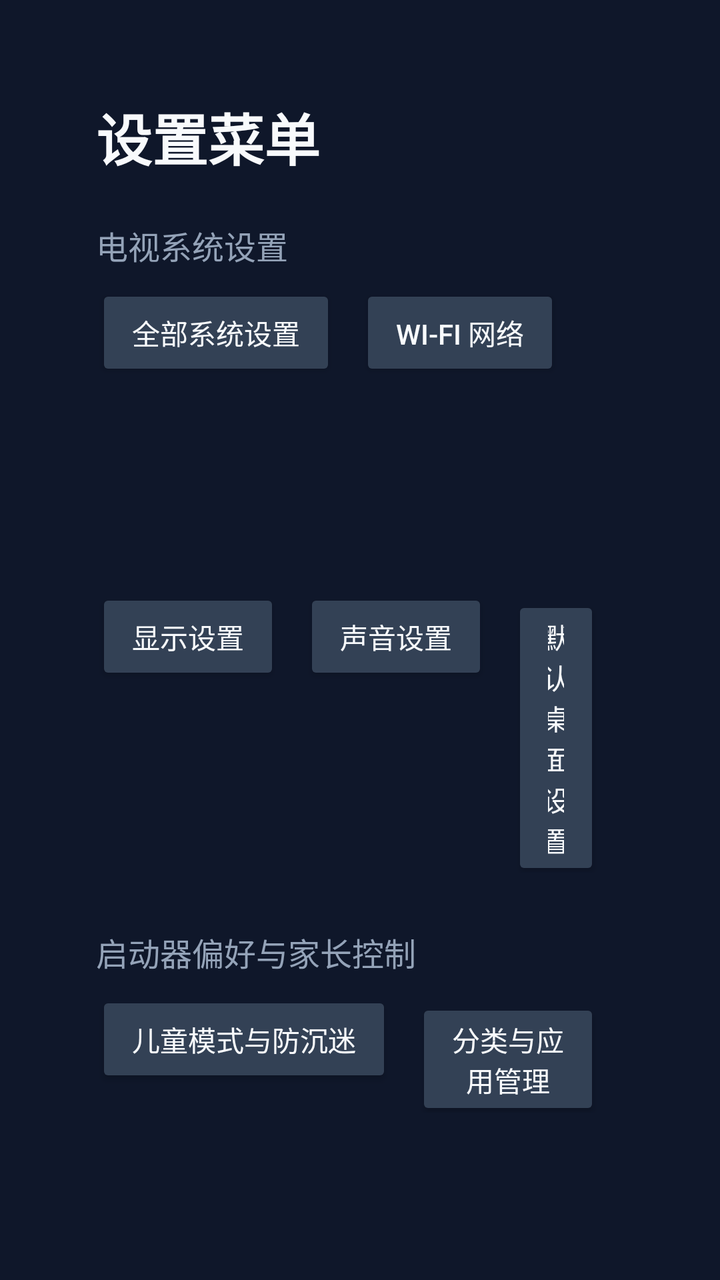
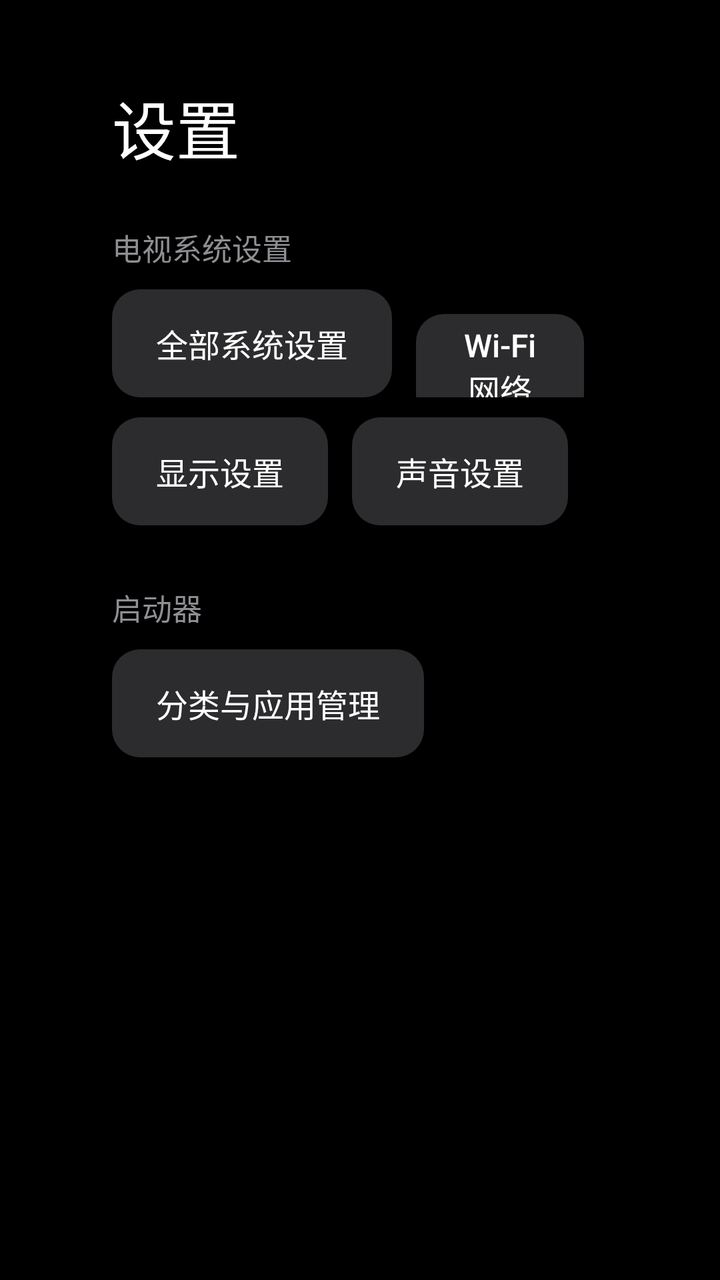

Two renders of the same Android screen: before a commit and after it. Below are the layout's source before the change and the commit's diff.
<!-- AndroidManifest.xml: activity theme Theme.OpenTVLauncher.Settings -->
<!-- res/layout/activity_settings.xml -->
<?xml version="1.0" encoding="utf-8"?>
<ScrollView xmlns:android="http://schemas.android.com/apk/res/android"
    android:layout_width="match_parent"
    android:layout_height="match_parent"
    android:background="@color/bg_root"
    android:padding="48dp">

    <LinearLayout
        android:layout_width="match_parent"
        android:layout_height="wrap_content"
        android:orientation="vertical">

        <TextView
            android:layout_width="wrap_content"
            android:layout_height="wrap_content"
            android:text="设置菜单"
            android:textColor="@color/text_primary"
            android:textSize="28sp"
            android:textStyle="bold" />

        
        <TextView
            android:layout_width="wrap_content"
            android:layout_height="wrap_content"
            android:layout_marginTop="22dp"
            android:text="电视系统设置"
            android:textColor="@color/text_secondary"
            android:textSize="16sp" />

        <LinearLayout
            android:layout_width="match_parent"
            android:layout_height="wrap_content"
            android:layout_marginTop="8dp"
            android:orientation="horizontal">

            <Button
                android:id="@+id/btn_system_settings"
                style="@style/SettingsButton"
                android:text="全部系统设置" />

            <Button
                android:id="@+id/btn_wifi"
                style="@style/SettingsButton"
                android:text="Wi-Fi 网络" />

            <Button
                android:id="@+id/btn_bluetooth"
                style="@style/SettingsButton"
                android:text="蓝牙与遥控器" />

            <Button
                android:id="@+id/btn_apps"
                style="@style/SettingsButton"
                android:text="应用管理" />

        </LinearLayout>

        <LinearLayout
            android:layout_width="match_parent"
            android:layout_height="wrap_content"
            android:layout_marginTop="10dp"
            android:orientation="horizontal">

            <Button
                android:id="@+id/btn_display"
                style="@style/SettingsButton"
                android:text="显示设置" />

            <Button
                android:id="@+id/btn_sound"
                style="@style/SettingsButton"
                android:text="声音设置" />

            <Button
                android:id="@+id/btn_home"
                style="@style/SettingsButton"
                android:text="默认桌面设置" />

        </LinearLayout>

        
        <TextView
            android:layout_width="wrap_content"
            android:layout_height="wrap_content"
            android:layout_marginTop="28dp"
            android:text="启动器偏好与家长控制"
            android:textColor="@color/text_secondary"
            android:textSize="16sp" />

        <LinearLayout
            android:layout_width="match_parent"
            android:layout_height="wrap_content"
            android:layout_marginTop="8dp"
            android:orientation="horizontal">

            <Button
                android:id="@+id/btn_parental"
                style="@style/SettingsButton"
                android:text="儿童模式与防沉迷" />

            <Button
                android:id="@+id/btn_categories"
                style="@style/SettingsButton"
                android:text="分类与应用管理" />

        </LinearLayout>

        <TextView
            android:id="@+id/tv_version"
            android:layout_width="match_parent"
            android:layout_height="wrap_content"
            android:layout_marginTop="28dp"
            android:lineSpacingExtra="4dp"
            android:textColor="@color/text_secondary"
            android:textSize="14sp" />

    </LinearLayout>
</ScrollView>
<!-- resources referenced by this layout -->
<resources>
  <color name="bg_root">#0F172A</color>
  <color name="text_primary">#F8FAFC</color>
  <color name="text_secondary">#94A3B8</color>
  <style name="SettingsButton">
          <item name="android:layout_width">wrap_content</item>
          <item name="android:layout_height">wrap_content</item>
          <item name="android:layout_marginEnd">12dp</item>
          <item name="android:paddingStart">18dp</item>
          <item name="android:paddingEnd">18dp</item>
          <item name="android:textColor">@color/text_primary</item>
          <item name="android:backgroundTint">@color/pin_key_bg</item>
      </style>
  <style name="Theme.OpenTVLauncher.Settings" parent="Theme.AppCompat.NoActionBar">
          <item name="android:windowBackground">@color/bg_root</item>
          <item name="android:textColor">@color/text_primary</item>
      </style>
  <color name="pin_key_bg">#334155</color>
</resources>

<!-- the commit's change to res/layout/activity_settings.xml (unified diff, before → after) -->
@@ -3,7 +3,11 @@
     android:layout_width="match_parent"
     android:layout_height="match_parent"
     android:background="@color/bg_root"
-    android:padding="48dp">
+    android:paddingStart="56dp"
+    android:paddingTop="40dp"
+    android:paddingEnd="56dp"
+    android:paddingBottom="40dp"
+    android:scrollbars="none">
 
     <LinearLayout
         android:layout_width="match_parent"
@@ -13,24 +17,24 @@
         <TextView
             android:layout_width="wrap_content"
             android:layout_height="wrap_content"
-            android:text="设置菜单"
+            android:fontFamily="sans-serif-medium"
+            android:text="设置"
             android:textColor="@color/text_primary"
-            android:textSize="28sp"
-            android:textStyle="bold" />
+            android:textSize="32sp" />
 
         
         <TextView
             android:layout_width="wrap_content"
             android:layout_height="wrap_content"
-            android:layout_marginTop="22dp"
+            android:layout_marginTop="26dp"
             android:text="电视系统设置"
             android:textColor="@color/text_secondary"
-            android:textSize="16sp" />
+            android:textSize="15sp" />
 
         <LinearLayout
             android:layout_width="match_parent"
             android:layout_height="wrap_content"
-            android:layout_marginTop="8dp"
+            android:layout_marginTop="10dp"
             android:orientation="horizontal">
 
             <Button
@@ -82,21 +86,16 @@
         <TextView
             android:layout_width="wrap_content"
             android:layout_height="wrap_content"
-            android:layout_marginTop="28dp"
-            android:text="启动器偏好与家长控制"
+            android:layout_marginTop="30dp"
+            android:text="启动器"
             android:textColor="@color/text_secondary"
-            android:textSize="16sp" />
+            android:textSize="15sp" />
 
         <LinearLayout
             android:layout_width="match_parent"
             android:layout_height="wrap_content"
-            android:layout_marginTop="8dp"
+            android:layout_marginTop="10dp"
             android:orientation="horizontal">
-
-            <Button
-                android:id="@+id/btn_parental"
-                style="@style/SettingsButton"
-                android:text="儿童模式与防沉迷" />
 
             <Button
                 android:id="@+id/btn_categories"
@@ -109,10 +108,10 @@
             android:id="@+id/tv_version"
             android:layout_width="match_parent"
             android:layout_height="wrap_content"
-            android:layout_marginTop="28dp"
+            android:layout_marginTop="30dp"
             android:lineSpacingExtra="4dp"
             android:textColor="@color/text_secondary"
-            android:textSize="14sp" />
+            android:textSize="13sp" />
 
     </LinearLayout>
 </ScrollView>
<!-- resource entries referenced after the edit -->
@@ -1,21 +1,53 @@
 <!-- resources referenced by this layout -->
 <resources>
-  <color name="bg_root">#0F172A</color>
-  <color name="text_primary">#F8FAFC</color>
-  <color name="text_secondary">#94A3B8</color>
-  <style name="SettingsButton">
+  <color name="bg_root">#000000</color>
+  <color name="text_primary">#FFFFFF</color>
+  <color name="text_secondary">#8E8E93</color>
+  <style name="SettingsButton" parent="Widget.AppCompat.Button">
           <item name="android:layout_width">wrap_content</item>
-          <item name="android:layout_height">wrap_content</item>
+          <item name="android:layout_height">54dp</item>
           <item name="android:layout_marginEnd">12dp</item>
-          <item name="android:paddingStart">18dp</item>
-          <item name="android:paddingEnd">18dp</item>
-          <item name="android:textColor">@color/text_primary</item>
-          <item name="android:backgroundTint">@color/pin_key_bg</item>
+          <item name="android:paddingStart">22dp</item>
+          <item name="android:paddingEnd">22dp</item>
+          <item name="android:background">@drawable/bg_pill</item>
+          <item name="android:textColor">@color/btn_text</item>
+          <item name="android:textSize">16sp</item>
+          <item name="android:textAllCaps">false</item>
+          <item name="android:fontFamily">sans-serif-medium</item>
+          <item name="android:stateListAnimator">@null</item>
       </style>
   <style name="Theme.OpenTVLauncher.Settings" parent="Theme.AppCompat.NoActionBar">
           <item name="android:windowBackground">@color/bg_root</item>
-          <item name="android:textColor">@color/text_primary</item>
+          <item name="android:colorBackground">@color/bg_root</item>
+          <item name="colorAccent">@color/accent</item>
       </style>
-  <color name="pin_key_bg">#334155</color>
+  <!-- drawable bg_pill (drawable) -->
+  <?xml version="1.0" encoding="utf-8"?>
+  <selector xmlns:android="http://schemas.android.com/apk/res/android">
+  
+      <item android:state_focused="true">
+          <shape android:shape="rectangle">
+              <corners android:radius="14dp" />
+              <solid android:color="#FFFFFF" />
+          </shape>
+      </item>
+  
+      <item android:state_pressed="true">
+          <shape android:shape="rectangle">
+              <corners android:radius="14dp" />
+              <solid android:color="#E5E5EA" />
+          </shape>
+      </item>
+  
+      <item>
+          <shape android:shape="rectangle">
+              <corners android:radius="14dp" />
+              <solid android:color="@color/surface_strong" />
+          </shape>
+      </item>
+  
+  </selector>
+  <color name="accent">#0A84FF</color>
+  <color name="surface_strong">#2C2C2E</color>
 </resources>
 
